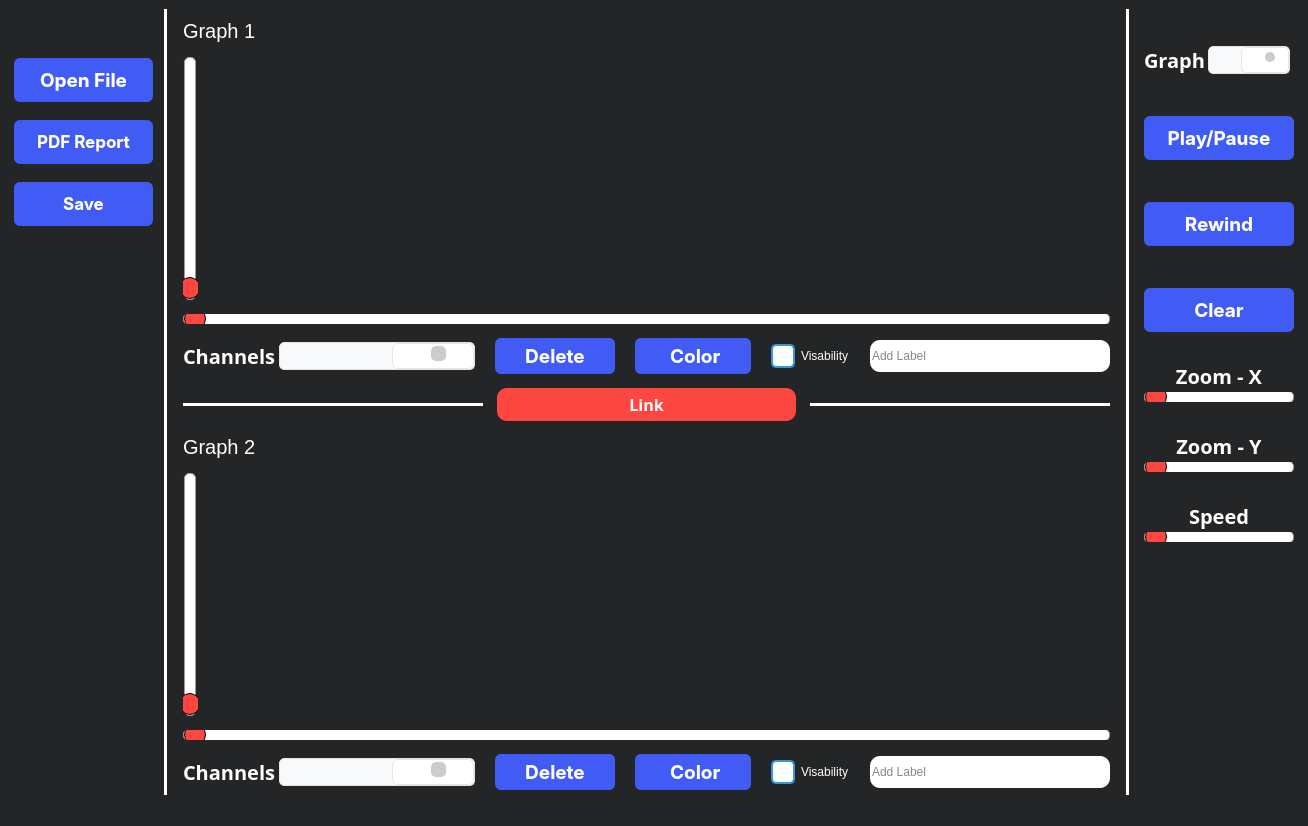
Before: the Qt Designer form mainwindow.ui in mohamedmosilhy/real-time-monitoring, drawn with Qt 5.
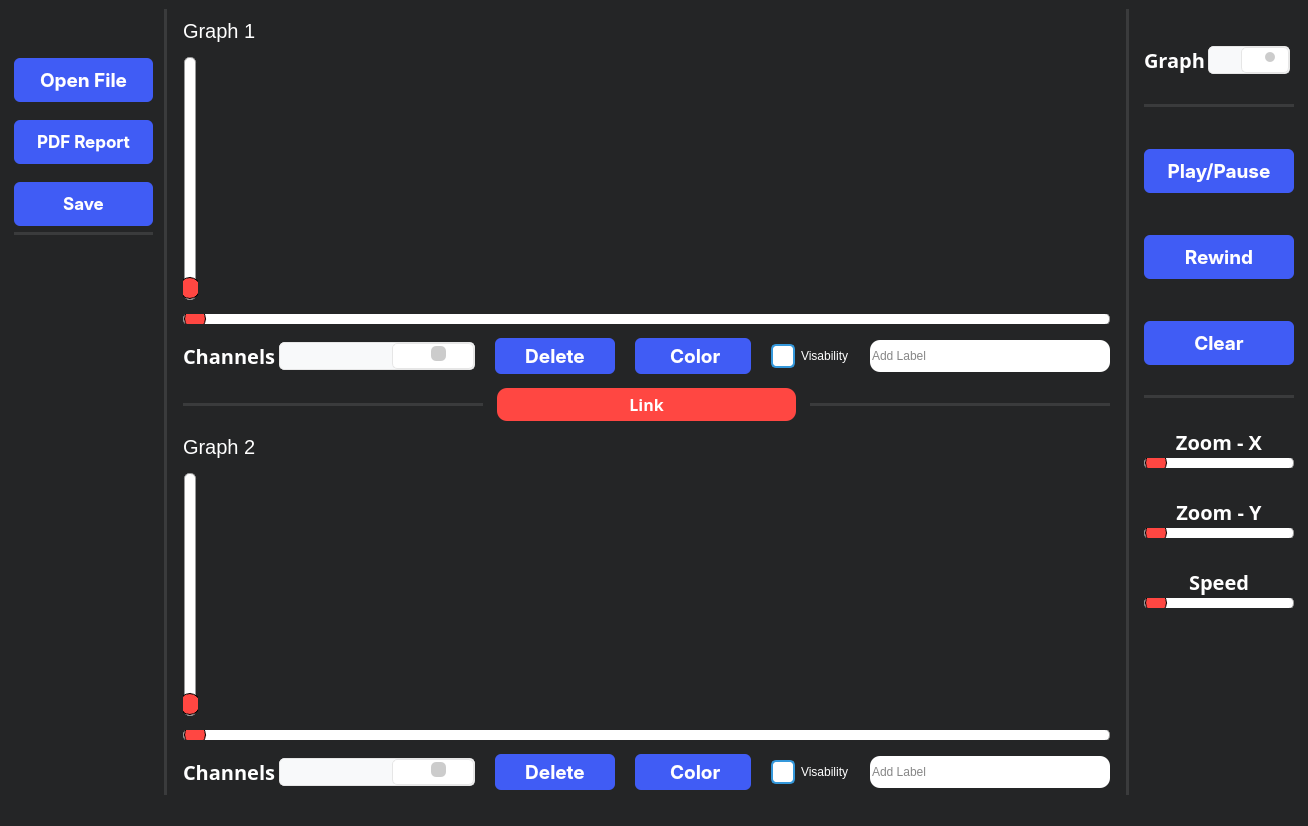
After: the same form once the commit is applied. Icons and pictures are not drawn. Custom widgets are drawn as their Qt base class.

What changed in the file:
```diff
--- a/mainwindow.ui
+++ b/mainwindow.ui
@@ -203,6 +203,35 @@
          </property>
         </widget>
        </item>
+       <item>
+        <widget class="Line" name="line_7">
+         <property name="styleSheet">
+          <string notr="true">/* Line style */
+
+  /* Set the width of the line */
+  width: 20px;
+
+  /* Set the height of the line */
+  height: 5px;
+
+  /* Set the background color of the line */
+  background-color: #3a3b3c;
+
+  /* Set the border of the line */
+  border: 10px;
+
+  /* Set the border radius of the line */
+  border-radius:5px;
+
+
+
+</string>
+         </property>
+         <property name="orientation">
+          <enum>Qt::Horizontal</enum>
+         </property>
+        </widget>
+       </item>
        <item>
         <spacer name="verticalSpacer_2">
          <property name="orientation">
@@ -231,7 +260,9 @@
   height: 5px;
 
   /* Set the background color of the line */
-  background-color: white;
+  background-color: #3a3b3c;
+
+   opacity: 20%;
 
   /* Set the border of the line */
   border: 10px;
@@ -719,7 +750,7 @@
   height: 5px;
 
   /* Set the background color of the line */
-  background-color: white;
+  background-color: #3a3b3c;
 
   /* Set the border of the line */
   border: 10px;
@@ -788,7 +819,7 @@
   height: 5px;
 
   /* Set the background color of the line */
-  background-color: white;
+  background-color: #3a3b3c;
 
   /* Set the border of the line */
   border: 10px;
@@ -1224,7 +1255,7 @@
   height: 5px;
 
   /* Set the background color of the line */
-  background-color: white;
+  background-color:#3a3b3c;
 
   /* Set the border of the line */
   border: 10px;
@@ -1386,6 +1417,35 @@
          </item>
         </layout>
        </item>
+       <item>
+        <widget class="Line" name="line_5">
+         <property name="styleSheet">
+          <string notr="true">/* Line style */
+
+  /* Set the width of the line */
+  width: 20px;
+
+  /* Set the height of the line */
+  height: 5px;
+
+  /* Set the background color of the line */
+  background-color: #3a3b3c;
+
+  /* Set the border of the line */
+  border: 10px;
+
+  /* Set the border radius of the line */
+  border-radius:5px;
+
+
+
+</string>
+         </property>
+         <property name="orientation">
+          <enum>Qt::Horizontal</enum>
+         </property>
+        </widget>
+       </item>
        <item>
         <widget class="QPushButton" name="pushButton_5">
          <property name="font">
@@ -1551,6 +1611,35 @@
          </property>
         </widget>
        </item>
+       <item>
+        <widget class="Line" name="line_6">
+         <property name="styleSheet">
+          <string notr="true">/* Line style */
+
+  /* Set the width of the line */
+  width: 20px;
+
+  /* Set the height of the line */
+  height: 5px;
+
+  /* Set the background color of the line */
+  background-color: #3a3b3c;
+
+  /* Set the border of the line */
+  border: 10px;
+
+  /* Set the border radius of the line */
+  border-radius:5px;
+
+
+
+</string>
+         </property>
+         <property name="orientation">
+          <enum>Qt::Horizontal</enum>
+         </property>
+        </widget>
+       </item>
        <item>
         <layout class="QVBoxLayout" name="verticalLayout_2">
          <property name="spacing">
```
Left out of the diff: 1 changed line with no effect on the pictures.
